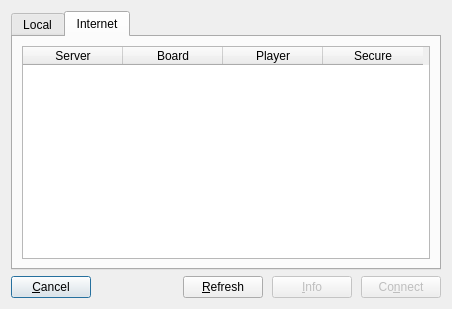
Qt form client/ui/connectorform.ui (rku/Settleboard) before a commit.
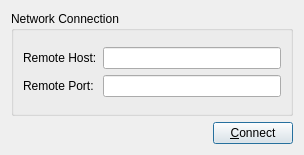
The same form after that commit. The open tabs and pages were chosen to show the change.

Commit message: Remove Resource class since it is not needed anymore.

```diff
--- a/client/ui/connectorform.ui
+++ b/client/ui/connectorform.ui
@@ -1,12 +1,12 @@
 <ui version="4.0" >
  <class>ConnectorForm</class>
- <widget class="QDialog" name="ConnectorForm" >
-  <property name="geometry" >
+ <widget class="QDialog" name="ConnectorForm">
+  <property name="geometry">
    <rect>
     <x>0</x>
     <y>0</y>
-    <width>452</width>
-    <height>309</height>
+    <width>304</width>
+    <height>155</height>
    </rect>
   </property>
   <property name="windowTitle" >
@@ -14,78 +14,8 @@
   </property>
   <layout class="QVBoxLayout" name="verticalLayout" >
    <item>
-    <widget class="QTabWidget" name="tabWidget" >
-     <property name="tabPosition" >
-      <enum>QTabWidget::North</enum>
-     </property>
-     <property name="tabShape" >
-      <enum>QTabWidget::Rounded</enum>
-     </property>
-     <property name="currentIndex" >
-      <number>0</number>
-     </property>
-     <widget class="QWidget" name="tabLocal" >
-      <attribute name="title" >
-       <string>Local</string>
-      </attribute>
-      <layout class="QVBoxLayout" name="verticalLayout_2" >
-       <item>
-        <widget class="QTableWidget" name="tableWidget_2" >
-         <column>
-          <property name="text" >
-           <string>Server</string>
-          </property>
-         </column>
-         <column>
-          <property name="text" >
-           <string>Board</string>
-          </property>
-         </column>
-         <column>
-          <property name="text" >
-           <string>Player</string>
-          </property>
-         </column>
-        </widget>
-       </item>
-      </layout>
-     </widget>
-     <widget class="QWidget" name="tabInternet" >
-      <attribute name="title" >
-       <string>Internet</string>
-      </attribute>
-      <layout class="QVBoxLayout" name="verticalLayout_3" >
-       <item>
-        <widget class="QTableWidget" name="tableWidget" >
-         <column>
-          <property name="text" >
-           <string>Server</string>
-          </property>
-         </column>
-         <column>
-          <property name="text" >
-           <string>Board</string>
-          </property>
-         </column>
-         <column>
-          <property name="text" >
-           <string>Player</string>
-          </property>
-         </column>
-         <column>
-          <property name="text" >
-           <string>Secure</string>
-          </property>
-         </column>
-        </widget>
-       </item>
-      </layout>
-     </widget>
-    </widget>
-   </item>
-   <item>
-    <widget class="QFrame" name="frame" >
-     <property name="frameShape" >
+    <widget class="QFrame" name="frame">
+     <property name="frameShape">
       <enum>QFrame::NoFrame</enum>
      </property>
      <property name="frameShadow" >
@@ -102,55 +32,65 @@
        <number>0</number>
       </property>
       <item>
-       <widget class="QPushButton" name="cancelButton" >
-        <property name="text" >
-         <string>&amp;Cancel</string>
+       <widget class="QGroupBox" name="groupBox">
+        <property name="title">
+         <string>Network Connection</string>
         </property>
-       </widget>
-      </item>
-      <item>
-       <spacer name="horizontalSpacer" >
-        <property name="orientation" >
-         <enum>Qt::Horizontal</enum>
-        </property>
-        <property name="sizeHint" stdset="0" >
-         <size>
-          <width>40</width>
-          <height>20</height>
-         </size>
-        </property>
-       </spacer>
-      </item>
-      <item>
-       <widget class="QPushButton" name="pushButton" >
-        <property name="text" >
-         <string>&amp;Refresh</string>
-        </property>
-       </widget>
-      </item>
-      <item>
-       <widget class="QPushButton" name="infoButton" >
-        <property name="enabled" >
-         <bool>false</bool>
-        </property>
-        <property name="text" >
-         <string>&amp;Info</string>
-        </property>
-       </widget>
-      </item>
-      <item>
-       <widget class="QPushButton" name="connectButton" >
-        <property name="enabled" >
-         <bool>false</bool>
-        </property>
-        <property name="text" >
-         <string>Co&amp;nnect</string>
-        </property>
+        <layout class="QVBoxLayout" name="verticalLayout_2">
+         <item>
+          <layout class="QGridLayout" name="gridLayout">
+           <item row="0" column="1">
+            <widget class="QLineEdit" name="lineEdit"/>
+           </item>
+           <item row="0" column="0">
+            <widget class="QLabel" name="label">
+             <property name="text">
+              <string>Remote Host:</string>
+             </property>
+            </widget>
+           </item>
+           <item row="1" column="0">
+            <widget class="QLabel" name="label_2">
+             <property name="text">
+              <string>Remote Port:</string>
+             </property>
+            </widget>
+           </item>
+           <item row="1" column="1">
+            <widget class="QLineEdit" name="lineEdit_2"/>
+           </item>
+          </layout>
+         </item>
+        </layout>
        </widget>
       </item>
      </layout>
     </widget>
    </item>
+   <item>
+    <layout class="QHBoxLayout" name="horizontalLayout_2">
+     <item>
+      <spacer name="horizontalSpacer">
+       <property name="orientation">
+        <enum>Qt::Horizontal</enum>
+       </property>
+       <property name="sizeHint" stdset="0">
+        <size>
+         <width>40</width>
+         <height>20</height>
+        </size>
+       </property>
+      </spacer>
+     </item>
+     <item>
+      <widget class="QPushButton" name="pushButton">
+       <property name="text">
+        <string>&amp;Connect</string>
+       </property>
+      </widget>
+     </item>
+    </layout>
+   </item>
   </layout>
  </widget>
  <resources/>
```
Left out of the diff: 36 changed lines with no effect on the pictures. The commit also changes 12 other files.
